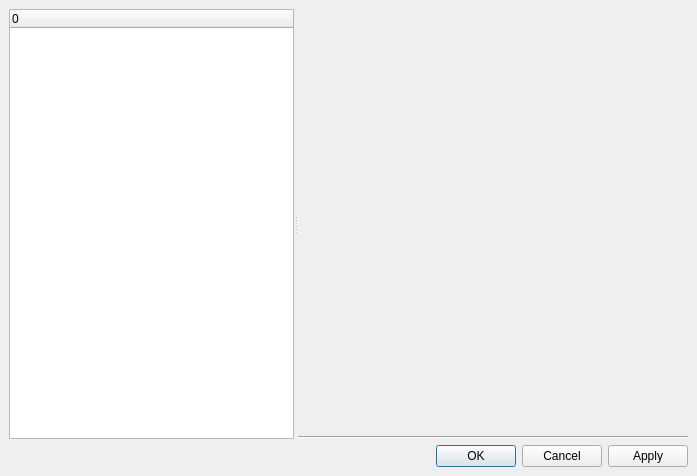
Old version of the form src/plugins/coreplugin/dialogs/settingsdialog.ui in the repository qt-creator/qt-creator.
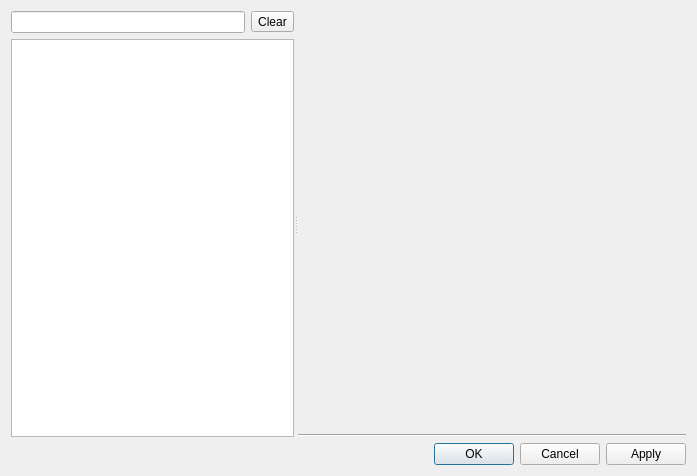
New version of the form.

Commit message:
Preferences: Set up infrastructure for a filter widget.
Add filter widget, use a special QSortFilterProxyModel +
StandardItemModel, add a slot selecting the page.
Add matches() to IOptionsPage.

```diff
--- a/src/plugins/coreplugin/dialogs/settingsdialog.ui
+++ b/src/plugins/coreplugin/dialogs/settingsdialog.ui
@@ -13,33 +13,39 @@
   <property name="windowTitle">
    <string>Options</string>
   </property>
-  <layout class="QVBoxLayout">
-   <property name="spacing">
-    <number>6</number>
-   </property>
-   <property name="margin">
-    <number>9</number>
-   </property>
+  <layout class="QVBoxLayout" name="verticalLayout_2">
    <item>
     <widget class="QSplitter" name="splitter">
      <property name="orientation">
       <enum>Qt::Horizontal</enum>
      </property>
-     <widget class="QTreeWidget" name="pageTree">
+     <widget class="QWidget" name="">
+      <layout class="QVBoxLayout" name="verticalLayout">
+       <item>
+        <layout class="QHBoxLayout" name="filterLayout">
+         <item>
+          <widget class="QLineEdit" name="filterLineEdit"/>
+         </item>
+         <item>
+          <widget class="QToolButton" name="filterClearButton">
+           <property name="text">
+            <string>Clear</string>
+           </property>
+          </widget>
+         </item>
+        </layout>
+       </item>
+       <item>
+        <widget class="QTreeView" name="pageTree">
       <property name="sizePolicy">
        <sizepolicy hsizetype="Expanding" vsizetype="Expanding">
         <horstretch>0</horstretch>
         <verstretch>0</verstretch>
        </sizepolicy>
       </property>
-      <property name="columnCount">
-       <number>1</number>
-      </property>
-      <column>
-       <property name="text">
-        <string>0</string>
-       </property>
-      </column>
+        </widget>
+       </item>
+      </layout>
      </widget>
      <widget class="QWidget" name="layoutWidget">
       <layout class="QVBoxLayout">
```
Lines whose indentation alone changed are shown as unchanged. The commit also changes 6 other files.
